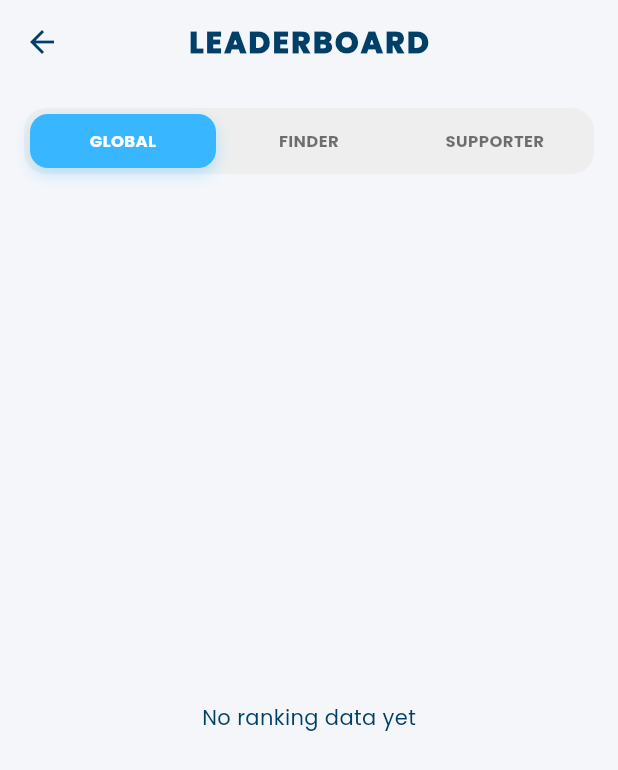
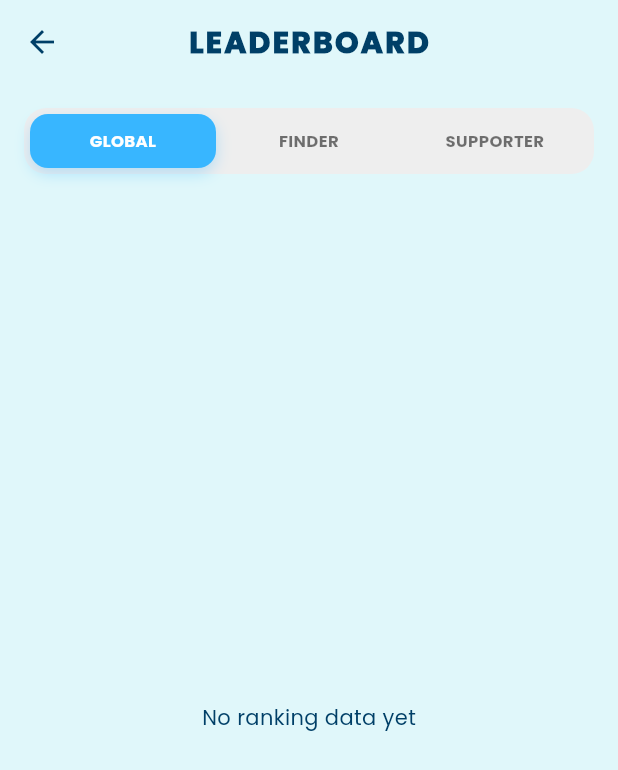
Before and after one commit to abdullah472-wq/findus_app, a Flutter app: the LeaderboardScreen screen opened directly, on a phone screen of 412 x 824 dp. Shown: the top 770 px of the screen. Run offline on Flutter 3.47's test engine with Material 3 defaults, Android fonts, the phone set to English and light mode, and no system bars; our stand-ins replace cached_network_image, cloud_firestore, confetti, dash_chat_2, firebase_auth, firebase_core and 15 more; missing offline and left inert: syncfusion_flutter_pdfviewer; accounts and stored records are empty; project files that could hold a hidden picture were left out.

Commit message:
First commit after recovery

```diff
--- a/lib/screens/tabs/achievements_tab.dart
+++ b/lib/screens/tabs/achievements_tab.dart
@@ -99,7 +99,7 @@ class _AchievementsTabState extends State<AchievementsTab> {
   @override
   Widget build(BuildContext context) {
     final isDark = Theme.of(context).brightness == Brightness.dark;
-    final bgColor = isDark ? const Color(0xFF121212) : const Color(0xFFF4F6FA);
+    final bgColor = isDark ? const Color(0xFF1A1A1A) : AppColors.bgBlue;
 
     return Scaffold(
       backgroundColor: bgColor,
--- a/lib/screens/tabs/leaderboard_screen.dart
+++ b/lib/screens/tabs/leaderboard_screen.dart
@@ -22,7 +22,7 @@ class _LeaderboardScreenState extends State<LeaderboardScreen> {
   Widget build(BuildContext context) {
     // ✅ ডার্ক মোড চেক
     final isDark = Theme.of(context).brightness == Brightness.dark;
-    final bgColor = isDark ? const Color(0xFF1A1A1A) : const Color(0xFFF4F6FA);
+    final bgColor = isDark ? const Color(0xFF1A1A1A) : AppColors.bgBlue;
     final textColor = isDark ? Colors.white : AppColors.brandDark;
 
     return Scaffold(
```
